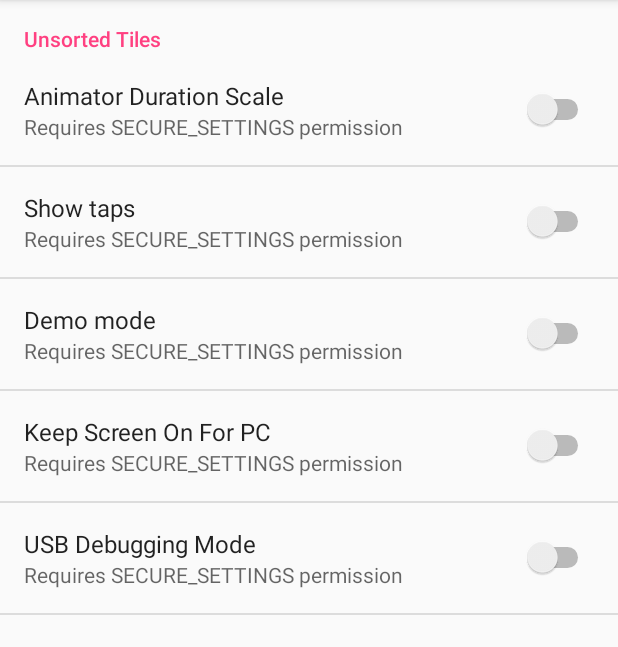
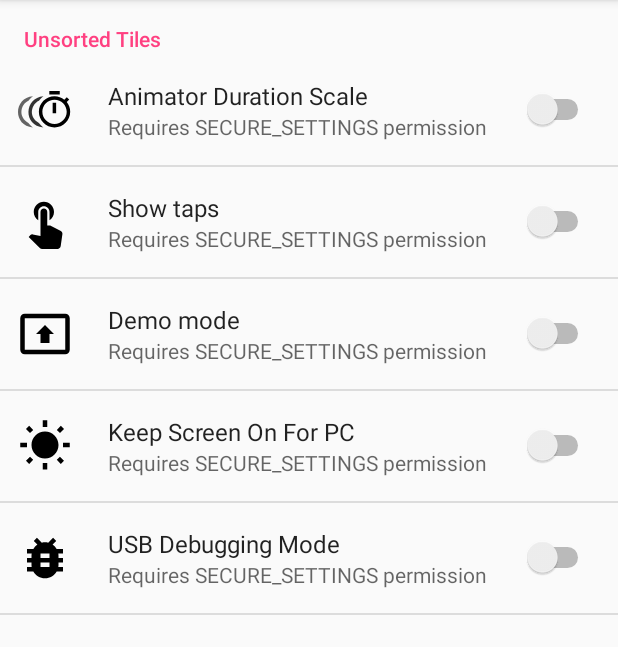
Before and after one commit to itachi1706/CheesecakeUtilities_Tiles, an Android app: the screen it shows after launch (ConfigurationActivity), on a phone screen of 412 x 824 dp, the part 84-731 px from its top. Run offline under Robolectric (Android 15) with nearby library versions, the phone set to English and light mode, and no system bars; libraries missing offline, so code that uses them is left out: com.crashlytics.android, io.fabric.sdk; 2 statements that could not run were skipped.

Commit message:
Added icons to the menu

```diff
--- /dev/null
+++ b/app/src/main/res/drawable/ic_menu_animator_duration.xml
@@ -0,0 +1,39 @@
+<?xml version="1.0" encoding="utf-8"?>
+<!--
+  Copyright 2016 Google Inc.
+
+  Licensed under the Apache License, Version 2.0 (the "License");
+  you may not use this file except in compliance with the License.
+  You may obtain a copy of the License at
+
+       http://www.apache.org/licenses/LICENSE-2.0
+
+  Unless required by applicable law or agreed to in writing, software
+  distributed under the License is distributed on an "AS IS" BASIS,
+  WITHOUT WARRANTIES OR CONDITIONS OF ANY KIND, either express or implied.
+  See the License for the specific language governing permissions and
+  limitations under the License.
+  -->
+
+<vector
+    xmlns:android="http://schemas.android.com/apk/res/android"
+    android:width="36dp"
+    android:height="36dp"
+    android:viewportWidth="24"
+    android:viewportHeight="24">
+
+    <path
+        android:pathData="M6.677,5.873C-1.951,6.473 -2.486,18.986 6.649,19.764C6.119,19.405 5.45,18.697 4.619,17.761C-0.603,14.779 1.707,9.029 4.66,7.913C5.04,7.265 5.892,6.473 6.677,5.873Z"
+        android:fillColor="#000000"
+        android:fillAlpha="0.6" />
+
+    <path
+        android:pathData="M11.34,5.87C2.712,6.469 2.177,18.982 11.312,19.76C10.782,19.401 10.114,18.693 9.282,17.757C4.06,14.775 6.37,9.025 9.323,7.909C9.703,7.261 10.555,6.469 11.34,5.87Z"
+        android:fillColor="#000000"
+        android:fillAlpha="0.8" />
+
+    <path
+        android:pathData="M18.557,3.54L13.918,3.54L13.918,5.086L18.557,5.086L18.557,3.54L18.557,3.54ZM15.4,8.8L15.4,13.44L16.95,13.44L16.95,8.8L15.4,8.8ZM21.673,8.481L22.771,7.383C22.439,6.989 22.075,6.617 21.681,6.293L20.583,7.391C19.384,6.432 17.877,5.86 16.237,5.86C12.395,5.86 9.279,8.976 9.279,12.819C9.279,16.661 12.387,19.777 16.237,19.777C20.088,19.777 23.196,16.661 23.196,12.819C23.196,11.179 22.624,9.672 21.673,8.481L21.673,8.481ZM16.237,18.231C13.245,18.231 10.825,15.811 10.825,12.819C10.825,9.826 13.245,7.406 16.237,7.406C19.23,7.406 21.65,9.826 21.65,12.819C21.65,15.811 19.23,18.231 16.237,18.231L16.237,18.231Z"
+        android:fillColor="#000000" />
+
+</vector>
--- /dev/null
+++ b/app/src/main/res/drawable/ic_menu_toggle_demo_mode.xml
@@ -0,0 +1,9 @@
+<vector xmlns:android="http://schemas.android.com/apk/res/android"
+        android:width="36dp"
+        android:height="36dp"
+        android:viewportWidth="24.0"
+        android:viewportHeight="24.0">
+    <path
+        android:fillColor="#000000"
+        android:pathData="M21,3L3,3c-1.11,0 -2,0.89 -2,2v14c0,1.11 0.89,2 2,2h18c1.11,0 2,-0.89 2,-2L23,5c0,-1.11 -0.89,-2 -2,-2zM21,19.02L3,19.02L3,4.98h18v14.04zM10,12L8,12l4,-4 4,4h-2v4h-4v-4z"/>
+</vector>
--- /dev/null
+++ b/app/src/main/res/drawable/ic_menu_toggle_keep_screen_on.xml
@@ -0,0 +1,9 @@
+<vector xmlns:android="http://schemas.android.com/apk/res/android"
+        android:width="36dp"
+        android:height="36dp"
+        android:viewportWidth="24.0"
+        android:viewportHeight="24.0">
+    <path
+        android:fillColor="#000000"
+        android:pathData="M6.76,4.84l-1.8,-1.79 -1.41,1.41 1.79,1.79 1.42,-1.41zM4,10.5L1,10.5v2h3v-2zM13,0.55h-2L11,3.5h2L13,0.55zM20.45,4.46l-1.41,-1.41 -1.79,1.79 1.41,1.41 1.79,-1.79zM17.24,18.16l1.79,1.8 1.41,-1.41 -1.8,-1.79 -1.4,1.4zM20,10.5v2h3v-2h-3zM12,5.5c-3.31,0 -6,2.69 -6,6s2.69,6 6,6 6,-2.69 6,-6 -2.69,-6 -6,-6zM11,22.45h2L13,19.5h-2v2.95zM3.55,18.54l1.41,1.41 1.79,-1.8 -1.41,-1.41 -1.79,1.8z"/>
+</vector>
--- /dev/null
+++ b/app/src/main/res/drawable/ic_menu_toggle_show_taps.xml
@@ -0,0 +1,9 @@
+<vector xmlns:android="http://schemas.android.com/apk/res/android"
+        android:width="36dp"
+        android:height="36dp"
+        android:viewportWidth="24.0"
+        android:viewportHeight="24.0">
+    <path
+        android:fillColor="#000000"
+        android:pathData="M9,11.24L9,7.5C9,6.12 10.12,5 11.5,5S14,6.12 14,7.5v3.74c1.21,-0.81 2,-2.18 2,-3.74C16,5.01 13.99,3 11.5,3S7,5.01 7,7.5c0,1.56 0.79,2.93 2,3.74zM18.84,15.87l-4.54,-2.26c-0.17,-0.07 -0.35,-0.11 -0.54,-0.11L13,13.5v-6c0,-0.83 -0.67,-1.5 -1.5,-1.5S10,6.67 10,7.5v10.74l-3.43,-0.72c-0.08,-0.01 -0.15,-0.03 -0.24,-0.03 -0.31,0 -0.59,0.13 -0.79,0.33l-0.79,0.8 4.94,4.94c0.27,0.27 0.65,0.44 1.06,0.44h6.79c0.75,0 1.33,-0.55 1.44,-1.28l0.75,-5.27c0.01,-0.07 0.02,-0.14 0.02,-0.2 0,-0.62 -0.38,-1.16 -0.91,-1.38z"/>
+</vector>
--- /dev/null
+++ b/app/src/main/res/drawable/ic_menu_toggle_usb_debugging.xml
@@ -0,0 +1,9 @@
+<vector xmlns:android="http://schemas.android.com/apk/res/android"
+        android:width="36dp"
+        android:height="36dp"
+        android:viewportWidth="24.0"
+        android:viewportHeight="24.0">
+    <path
+        android:fillColor="#000000"
+        android:pathData="M20,8h-2.81c-0.45,-0.78 -1.07,-1.45 -1.82,-1.96L17,4.41 15.59,3l-2.17,2.17C12.96,5.06 12.49,5 12,5c-0.49,0 -0.96,0.06 -1.41,0.17L8.41,3 7,4.41l1.62,1.63C7.88,6.55 7.26,7.22 6.81,8L4,8v2h2.09c-0.05,0.33 -0.09,0.66 -0.09,1v1L4,12v2h2v1c0,0.34 0.04,0.67 0.09,1L4,16v2h2.81c1.04,1.79 2.97,3 5.19,3s4.15,-1.21 5.19,-3L20,18v-2h-2.09c0.05,-0.33 0.09,-0.66 0.09,-1v-1h2v-2h-2v-1c0,-0.34 -0.04,-0.67 -0.09,-1L20,10L20,8zM14,16h-4v-2h4v2zM14,12h-4v-2h4v2z"/>
+</vector>
--- a/app/src/main/res/xml/pref_general.xml
+++ b/app/src/main/res/xml/pref_general.xml
@@ -27,6 +27,7 @@
             android:defaultValue="false"
             android:key="tile_animatorduration"
             android:summary="Requires SECURE_SETTINGS permission"
+            android:icon="@drawable/ic_menu_animator_duration"
             android:title="@string/tiletitle_animatorduration">
             <extra
                 android:name="class"
@@ -36,6 +37,7 @@
             android:defaultValue="false"
             android:key="tile_showtaps"
             android:summary="Requires SECURE_SETTINGS permission"
+            android:icon="@drawable/ic_menu_toggle_show_taps"
             android:title="@string/tiletitle_toggle_show_touches">
             <extra
                 android:name="class"
@@ -45,6 +47,7 @@
             android:defaultValue="false"
             android:key="tile_demomode"
             android:summary="Requires SECURE_SETTINGS permission"
+            android:icon="@drawable/ic_menu_toggle_demo_mode"
             android:title="@string/tiletitle_toggle_demo_mode">
             <extra
                 android:name="class"
@@ -54,6 +57,7 @@
             android:defaultValue="false"
             android:key="tile_keepscreenon"
             android:summary="Requires SECURE_SETTINGS permission"
+            android:icon="@drawable/ic_menu_toggle_keep_screen_on"
             android:title="@string/tiletitle_keep_screen_on">
             <extra
                 android:name="class"
@@ -63,6 +67,7 @@
             android:defaultValue="false"
             android:key="tile_usbdebugging"
             android:summary="Requires SECURE_SETTINGS permission"
+            android:icon="@drawable/ic_menu_toggle_usb_debugging"
             android:title="@string/tiletitle_toggle_usb_debugging">
             <extra
                 android:name="class"
```
